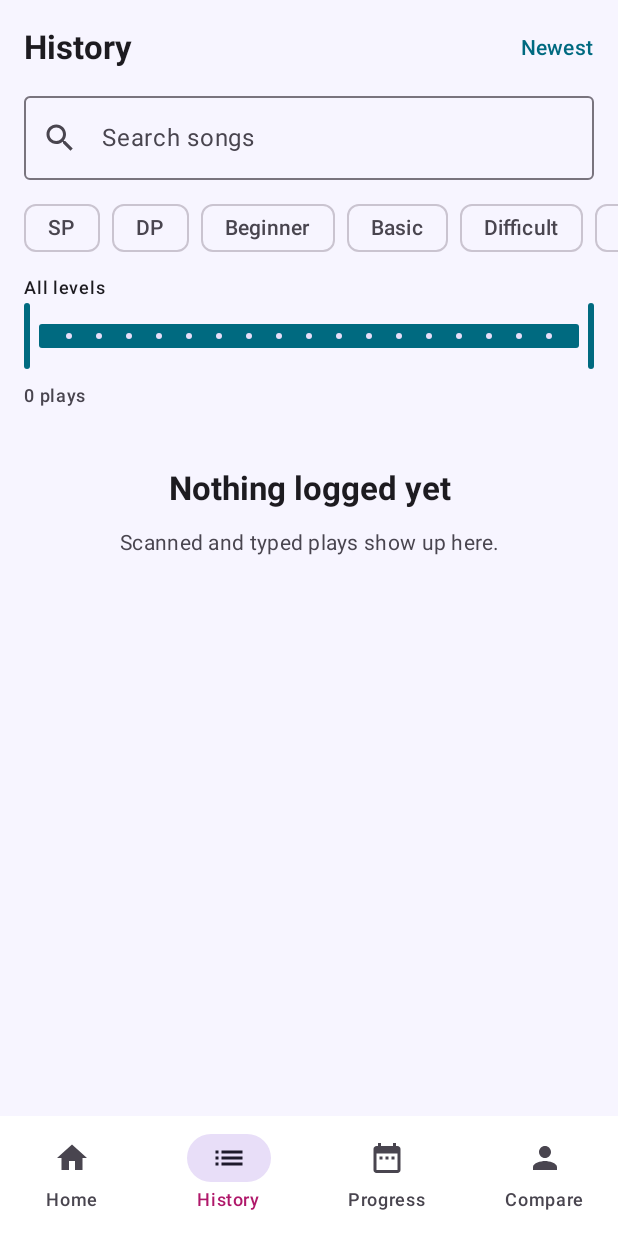
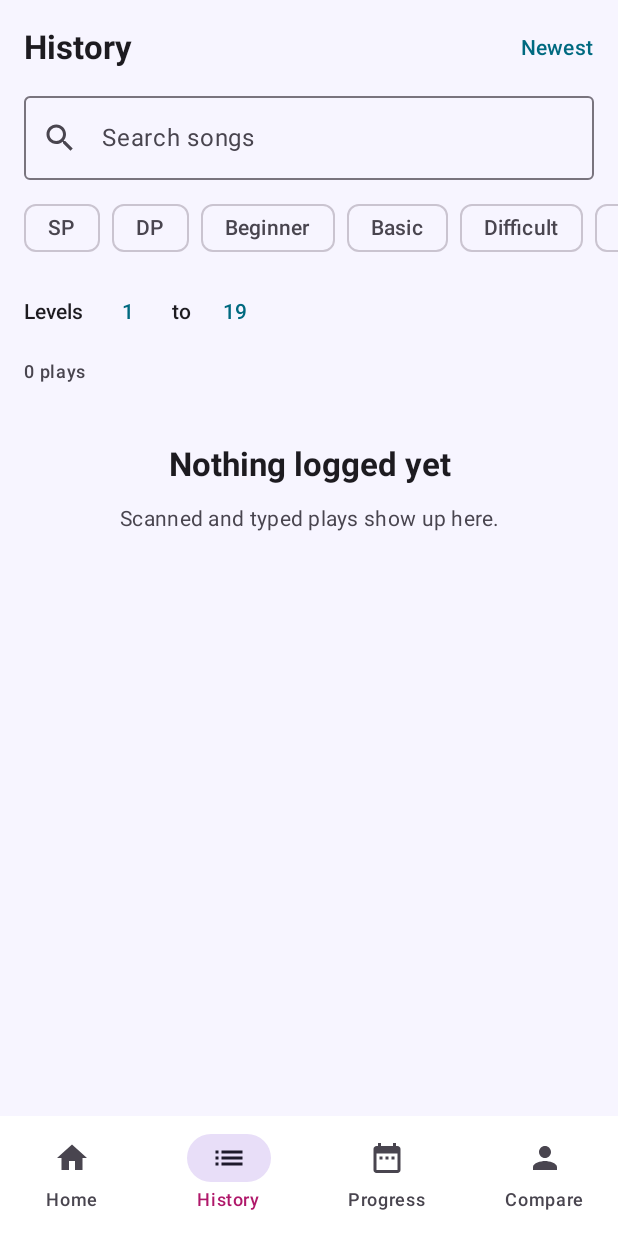
Before and after one commit to TehoUbi/DDRTrack, an Android app built with Jetpack Compose: the screen it shows after launch (MainActivity), item 2 of the bottom bar chosen, on a phone screen of 412 x 824 dp. Run offline under Robolectric (Android 15) with nearby library versions, the phone set to English and light mode, and no system bars; our stand-ins replace Dagger/Hilt's generated code, Room's generated code; 3 statements that could not run were skipped.

Commit message:
fix(ui): issues the first screenshots showed
- The comfort-level chart repeated "13" down its axis because ticks
  stepped by fractions of a level. Charts of whole numbers (levels, play
  counts) now step by at least 1, and the comfort chart pads a level
  above and below.
- The level filter was a RangeSlider with 19 tick dots, which took a
  third of the screen. It's now two compact dropdowns.
- Scores used the monospace face, which spaced commas out
  ("994 , 120"). They now use the regular face with tabular figures, so
  columns still line up. Stat tile values use proportional figures,
  which read better at that size.

```diff
--- a/app/src/main/kotlin/com/tehoubi/ddrtracker/ui/components/Common.kt
+++ b/app/src/main/kotlin/com/tehoubi/ddrtracker/ui/components/Common.kt
@@ -18,6 +18,7 @@ import androidx.compose.ui.Alignment
 import androidx.compose.ui.Modifier
 import androidx.compose.ui.draw.clip
 import androidx.compose.ui.graphics.Color
+import androidx.compose.ui.text.font.FontWeight
 import androidx.compose.ui.text.style.TextAlign
 import androidx.compose.ui.unit.dp
 import com.tehoubi.ddrtracker.core.model.Judgments
@@ -28,7 +29,8 @@ import com.tehoubi.ddrtracker.ui.theme.ScoreDigits
 fun StatTile(label: String, value: String, modifier: Modifier = Modifier, accent: Color = MaterialTheme.colorScheme.primary) {
     Card(modifier, colors = CardDefaults.cardColors(containerColor = MaterialTheme.colorScheme.surfaceContainerHigh)) {
         Column(Modifier.padding(horizontal = 12.dp, vertical = 10.dp)) {
-            Text(value, style = ScoreDigits.copy(fontSize = MaterialTheme.typography.titleLarge.fontSize), color = accent)
+            // A standalone figure reads better with proportional digits.
+            Text(value, style = MaterialTheme.typography.titleLarge.copy(fontWeight = FontWeight.SemiBold), color = accent)
             Text(label, style = MaterialTheme.typography.labelSmall, color = MaterialTheme.colorScheme.onSurfaceVariant)
         }
     }
--- a/app/src/main/kotlin/com/tehoubi/ddrtracker/ui/history/HistoryScreen.kt
+++ b/app/src/main/kotlin/com/tehoubi/ddrtracker/ui/history/HistoryScreen.kt
@@ -22,7 +22,6 @@ import androidx.compose.material3.Icon
 import androidx.compose.material3.IconButton
 import androidx.compose.material3.MaterialTheme
 import androidx.compose.material3.OutlinedTextField
-import androidx.compose.material3.RangeSlider
 import androidx.compose.material3.Scaffold
 import androidx.compose.material3.Text
 import androidx.compose.material3.TextButton
@@ -45,7 +44,6 @@ import com.tehoubi.ddrtracker.ui.components.PlayCard
 import com.tehoubi.ddrtracker.ui.components.formatScore
 import java.time.ZoneId
 import java.time.format.DateTimeFormatter
-import kotlin.math.roundToInt
 
 @Composable
 fun HistoryScreen(
@@ -185,20 +183,24 @@ private fun FilterChips(f: HistoryFilter, onFilter: ((HistoryFilter) -> HistoryF
     }
 }
 
-@OptIn(ExperimentalMaterial3Api::class)
 @Composable
 private fun LevelRange(f: HistoryFilter, onFilter: ((HistoryFilter) -> HistoryFilter) -> Unit) {
-    Column(Modifier.padding(horizontal = 16.dp)) {
-        Text(
-            if (f.levels == LEVEL_RANGE) "All levels" else "Levels ${f.levels.first}–${f.levels.last}",
-            style = MaterialTheme.typography.labelMedium,
-        )
-        RangeSlider(
-            value = f.levels.first.toFloat()..f.levels.last.toFloat(),
-            onValueChange = { r -> onFilter { it.copy(levels = r.start.roundToInt()..r.endInclusive.roundToInt()) } },
-            valueRange = LEVEL_RANGE.first.toFloat()..LEVEL_RANGE.last.toFloat(),
-            steps = LEVEL_RANGE.last - LEVEL_RANGE.first - 1,
-        )
+    Row(Modifier.padding(horizontal = 16.dp), verticalAlignment = Alignment.CenterVertically) {
+        Text("Levels", style = MaterialTheme.typography.labelLarge)
+        LevelPicker(f.levels.first, LEVEL_RANGE.first..f.levels.last) { v -> onFilter { it.copy(levels = v..it.levels.last) } }
+        Text("to", style = MaterialTheme.typography.labelLarge)
+        LevelPicker(f.levels.last, f.levels.first..LEVEL_RANGE.last) { v -> onFilter { it.copy(levels = it.levels.first..v) } }
+    }
+}
+
+@Composable
+private fun LevelPicker(value: Int, choices: IntRange, onPick: (Int) -> Unit) {
+    var open by remember { mutableStateOf(false) }
+    TextButton(onClick = { open = true }) { Text(value.toString()) }
+    DropdownMenu(expanded = open, onDismissRequest = { open = false }) {
+        choices.forEach { level ->
+            DropdownMenuItem(text = { Text(level.toString()) }, onClick = { onPick(level); open = false })
+        }
     }
 }
 
--- a/app/src/main/kotlin/com/tehoubi/ddrtracker/ui/progress/ProgressScreen.kt
+++ b/app/src/main/kotlin/com/tehoubi/ddrtracker/ui/progress/ProgressScreen.kt
@@ -109,6 +109,9 @@ fun ProgressContent(state: ProgressUiState, contentPadding: PaddingValues = Padd
                             },
                             step = true,
                             height = 120.dp,
+                            integer = true,
+                            yMin = state.comfortHistory.minOf { it.value }.toFloat() - 1,
+                            yMax = state.comfortHistory.maxOf { it.value }.toFloat() + 1,
                         )
                     }
                 }
--- a/app/src/main/kotlin/com/tehoubi/ddrtracker/ui/theme/Type.kt
+++ b/app/src/main/kotlin/com/tehoubi/ddrtracker/ui/theme/Type.kt
@@ -2,7 +2,6 @@ package com.tehoubi.ddrtracker.ui.theme
 
 import androidx.compose.material3.Typography
 import androidx.compose.ui.text.TextStyle
-import androidx.compose.ui.text.font.FontFamily
 import androidx.compose.ui.text.font.FontWeight
 import androidx.compose.ui.unit.sp
 
@@ -17,8 +16,11 @@ val DdrTypography = Typography(
     labelSmall = base.labelSmall.copy(letterSpacing = 1.sp),
 )
 
-/** Tabular figures so score columns line up. */
+/**
+ * Tabular figures (every digit the same width) in the regular face, so
+ * score columns line up without monospace's wide commas.
+ */
 val ScoreDigits = TextStyle(
-    fontFamily = FontFamily.Monospace,
-    fontWeight = FontWeight.Bold,
+    fontWeight = FontWeight.SemiBold,
+    fontFeatureSettings = "tnum",
 )
```
Also changed, not shown: app/src/main/kotlin/com/tehoubi/ddrtracker/ui/charts/Charts.kt (+10 -4 lines), 1 other file.
